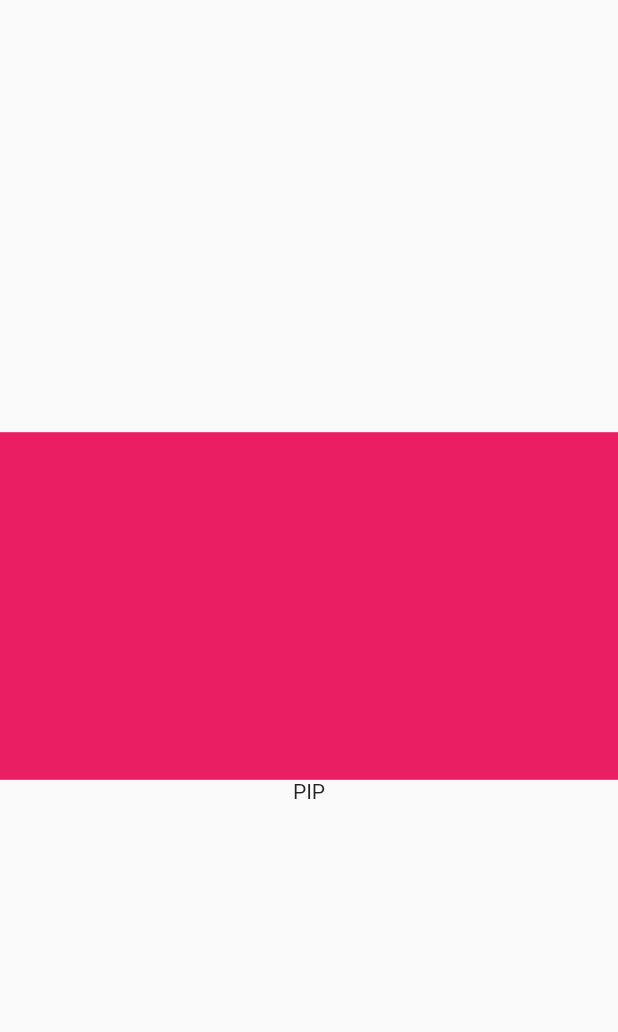
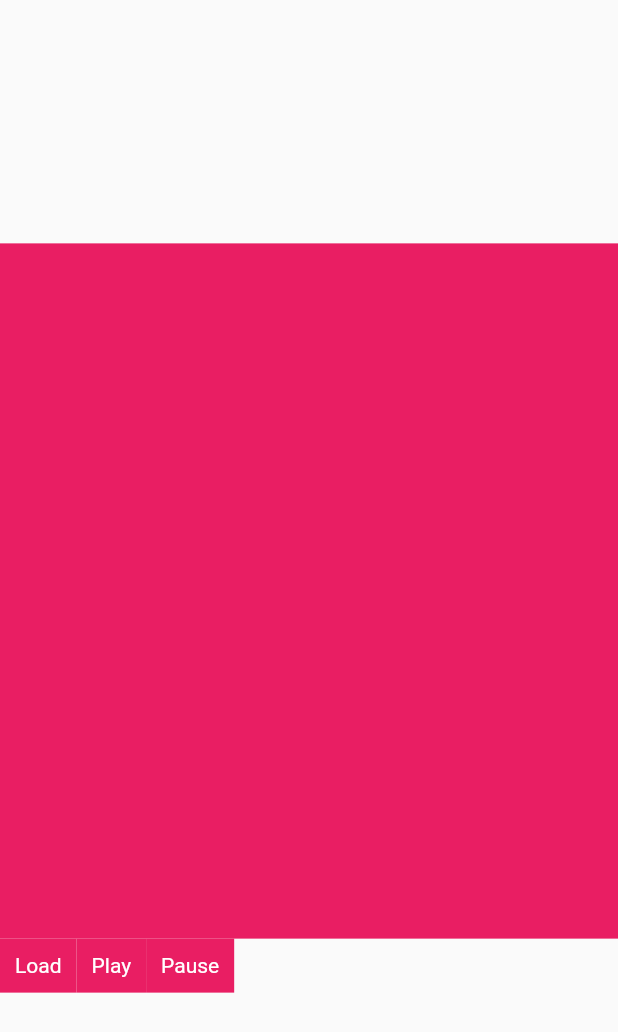
Before and after one commit to f1forhelp/ivs_player, a Flutter app: the screen it shows after launch, after a tap on "Player Screen", on a phone screen of 412 x 824 dp. Shown: the top 1032 px of the screen. Run offline on Flutter 3.47's test engine with Material 2 defaults, Android fonts, the light colour scheme and no system bars; our stand-ins replace plugin_platform_interface; missing offline and left inert: dart:html.

Commit message:
Single screen done

```diff
--- /dev/null
+++ b/example/lib/basic_player_screen.dart
@@ -0,0 +1,81 @@
+import 'package:flutter/material.dart';
+import 'package:ivs_player/ivs_player.dart';
+import 'package:ivs_player/pigeon.dart';
+import 'package:ivs_player/player_method.dart';
+import 'package:ivs_player_example/widgets.dart';
+
+class PlayerScreen extends StatefulWidget {
+  const PlayerScreen({super.key});
+
+  @override
+  State<PlayerScreen> createState() => _PlayerScreenState();
+}
+
+class _PlayerScreenState extends State<PlayerScreen> {
+  IvsPlayerController _ivsPlayerController = IvsPlayerController();
+
+  @override
+  void initState() {
+    super.initState();
+    inas();
+  }
+
+  inas() async {
+    // await _ivsPlayerController.loadUrl(
+    //     url:
+    //         "https://takapp-media-cdn.s3.ap-south-1.amazonaws.com/production/vod_22_Nov_2022_vdt-1/video.m3u8");
+    // await _ivsPlayerController.play();
+    // _ivsPlayerController.isPlayerLoaded;
+  }
+
+  @override
+  Widget build(BuildContext context) {
+    return Scaffold(
+      // backgroundColor: Colors.,
+      body: Column(
+        mainAxisAlignment: MainAxisAlignment.center,
+        children: [
+          BaseIvsPlayer(
+            onPlatformViewCreated: (p0) {
+              IvsPlayerApi().load(
+                  "https://takapp-media-cdn.s3.ap-south-1.amazonaws.com/production/vod_22_Nov_2022_vdt-1/video.m3u8");
+              IvsPlayerApi().play();
+            },
+            ivsPlayerController: _ivsPlayerController,
+          ),
+          BaseIvsPlayer(
+            onPlatformViewCreated: (p0) {
+              IvsPlayerApi().load(
+                  "https://takapp-media-cdn.s3.ap-south-1.amazonaws.com/production/vod_22_Nov_2022_vdt-1/video.m3u8");
+              IvsPlayerApi().play();
+            },
+            ivsPlayerController: _ivsPlayerController,
+          ),
+          Row(
+            children: [
+              CustomTextButton(
+                label: "Load",
+                ontap: () {
+                  IvsPlayerApi().load(
+                      "https://takapp-media-cdn.s3.ap-south-1.amazonaws.com/production/vod_22_Nov_2022_vdt-1/video.m3u8");
+                },
+              ),
+              CustomTextButton(
+                label: "Play",
+                ontap: () {
+                  IvsPlayerApi().play();
+                },
+              ),
+              CustomTextButton(
+                label: "Pause",
+                ontap: () {
+                  IvsPlayerApi().pause();
+                },
+              ),
+            ],
+          ),
+        ],
+      ),
+    );
+  }
+}
--- a/example/lib/main.dart
+++ b/example/lib/main.dart
@@ -1,5 +1,8 @@
 import 'package:flutter/material.dart';
 import 'package:ivs_player/ivs_player.dart';
+import 'package:ivs_player_example/widgets.dart';
+
+import 'basic_player_screen.dart';
 
 void main() {
   runApp(const MyApp());
@@ -54,77 +57,3 @@ class BaseScreen extends StatelessWidget {
     );
   }
 }
-
-class CustomTextButton extends StatelessWidget {
-  final String label;
-  final Function()? ontap;
-
-  const CustomTextButton({super.key, required this.label, this.ontap});
-
-  @override
-  Widget build(BuildContext context) {
-    return InkWell(
-      onTap: ontap,
-      child: Container(
-        decoration: const BoxDecoration(
-          color: Colors.pink,
-        ),
-        padding: const EdgeInsets.all(10),
-        child: Text(
-          label,
-          style: const TextStyle(
-            color: Colors.white,
-          ),
-        ),
-      ),
-    );
-  }
-}
-
-class PlayerScreen extends StatefulWidget {
-  const PlayerScreen({super.key});
-
-  @override
-  State<PlayerScreen> createState() => _PlayerScreenState();
-}
-
-class _PlayerScreenState extends State<PlayerScreen> {
-  IvsPlayerController _ivsPlayerController = IvsPlayerController();
-
-  @override
-  void initState() {
-    super.initState();
-    inas();
-  }
-
-  inas() async {
-    await _ivsPlayerController.loadUrl(
-        url:
-            "https://takapp-media-cdn.s3.ap-south-1.amazonaws.com/production/vod_22_Nov_2022_vdt-1/video.m3u8");
-    await _ivsPlayerController.play();
-    _ivsPlayerController.isPlayerLoaded;
-  }
-
-  @override
-  Widget build(BuildContext context) {
-    return Scaffold(
-      // backgroundColor: Colors.,
-      body: Column(
-        mainAxisAlignment: MainAxisAlignment.center,
-        children: [
-          Center(
-            child: BaseIvsPlayer(
-              ivsPlayerController: _ivsPlayerController,
-            ),
-          ),
-          InkWell(
-            onTap: () {
-              _ivsPlayerController.startPip();
-            },
-            child: Text("PIP"),
-          )
-        ],
-      ),
-    );
-  }
-}
--- /dev/null
+++ b/example/lib/widgets.dart
@@ -0,0 +1,27 @@
+import 'package:flutter/material.dart';
+
+class CustomTextButton extends StatelessWidget {
+  final String label;
+  final Function()? ontap;
+
+  const CustomTextButton({super.key, required this.label, this.ontap});
+
+  @override
+  Widget build(BuildContext context) {
+    return InkWell(
+      onTap: ontap,
+      child: Container(
+        decoration: const BoxDecoration(
+          color: Colors.pink,
+        ),
+        padding: const EdgeInsets.all(10),
+        child: Text(
+          label,
+          style: const TextStyle(
+            color: Colors.white,
+          ),
+        ),
+      ),
+    );
+  }
+}
--- a/lib/ivs_player.dart
+++ b/lib/ivs_player.dart
@@ -14,9 +14,13 @@ class IvsPlayer {
 }
 
 class BaseIvsPlayer extends StatefulWidget {
+  final Function(int)? onPlatformViewCreated;
   final IvsPlayerController ivsPlayerController;
 
-  const BaseIvsPlayer({super.key, required this.ivsPlayerController});
+  const BaseIvsPlayer(
+      {super.key,
+      required this.ivsPlayerController,
+      this.onPlatformViewCreated});
 
   @override
   State<BaseIvsPlayer> createState() => _BaseIvsPlayerState();
@@ -50,25 +54,26 @@ class _BaseIvsPlayerState extends State<BaseIvsPlayer> {
       child: Container(
         color: Colors.pink,
         child: UiKitView(
-          onPlatformViewCreated: (id) async {
-            _ivsPlayerController._methodChannel =
-                MethodChannel("${IvsConstants.viewTypeIvsPlayer}_$id");
-            _ivsPlayerController._isPlayerViewLoaded.complete(true);
-            // widget.getPlayerController(_ivsPlayerController);
-            // _ivsPlayerController.playerState = PlayerState.playerViewLoaded;
-            // _ivsPlayerController.setState();
-            // _ivsPlayerController._methodChannel =
-            //     MethodChannel("${IvsConstants.viewTypeIvsPlayer}_$id");
-            // // isViewReady = true;
-            // await _ivsPlayerController.loadUrl(
-            //     url:
-            //         "https://cph-p2p-msl.akamaized.net/hls/live/2000341/test/master.m3u8");
-            // _ivsPlayerController.play();
-            // _ivsPlayerController.isPlayerLoaded = true;
-            // _ivsPlayerController._playerLoaded = true;
-            // _ivsPlayerController.notifyListeners();
-            // setState(() {});
-          },
+          onPlatformViewCreated: widget.onPlatformViewCreated,
+          // onPlatformViewCreated: (id) async {
+          //   // _ivsPlayerController._methodChannel =
+          //   //     MethodChannel("${IvsConstants.viewTypeIvsPlayer}_$id");
+          //   // _ivsPlayerController._isPlayerViewLoaded.complete(true);
+          //   // widget.getPlayerController(_ivsPlayerController);
+          //   // _ivsPlayerController.playerState = PlayerState.playerViewLoaded;
+          //   // _ivsPlayerController.setState();
+          //   // _ivsPlayerController._methodChannel =
+          //   //     MethodChannel("${IvsConstants.viewTypeIvsPlayer}_$id");
+          //   // // isViewReady = true;
+          //   // await _ivsPlayerController.loadUrl(
+          //   //     url:
+          //   //         "https://cph-p2p-msl.akamaized.net/hls/live/2000341/test/master.m3u8");
+          //   // _ivsPlayerController.play();
+          //   // _ivsPlayerController.isPlayerLoaded = true;
+          //   // _ivsPlayerController._playerLoaded = true;
+          //   // _ivsPlayerController.notifyListeners();
+          //   // setState(() {});
+          // },
           viewType: IvsConstants.viewTypeIvsPlayer,
           layoutDirection: TextDirection.ltr,
           creationParams: creationParams,
--- /dev/null
+++ b/pigeons/messages.dart
@@ -0,0 +1,14 @@
+import 'package:pigeon/pigeon.dart';
+
+//Run this commnad for changes to be visible "flutter pub run pigeon --input pigeons/messages.dart"
+@ConfigurePigeon(PigeonOptions(
+  dartOut: "lib/player_method.dart",
+  swiftOptions: SwiftOptions(),
+  swiftOut: "ios/Classes/Pigeon.swift",
+))
+@HostApi()
+abstract class IvsPlayerApi {
+  void pause();
+  void load(String url);
+  void play();
+}
--- a/pigeons/player_methods.dart
+++ /dev/null
@@ -1,6 +0,0 @@
-import 'package:pigeon/pigeon.dart';
-
-@HostApi()
-abstract class PlayerMethod {
-  void play();
-}
```
Also changed, not shown: lib/player_method.dart (added, +86 -0 lines), 2 other files.
